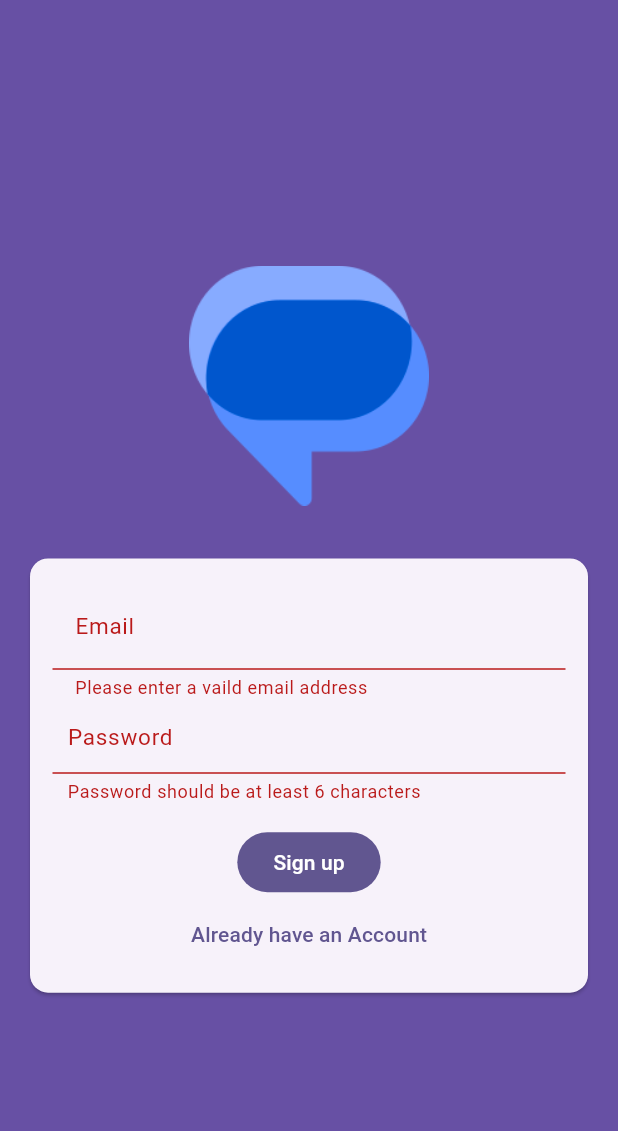
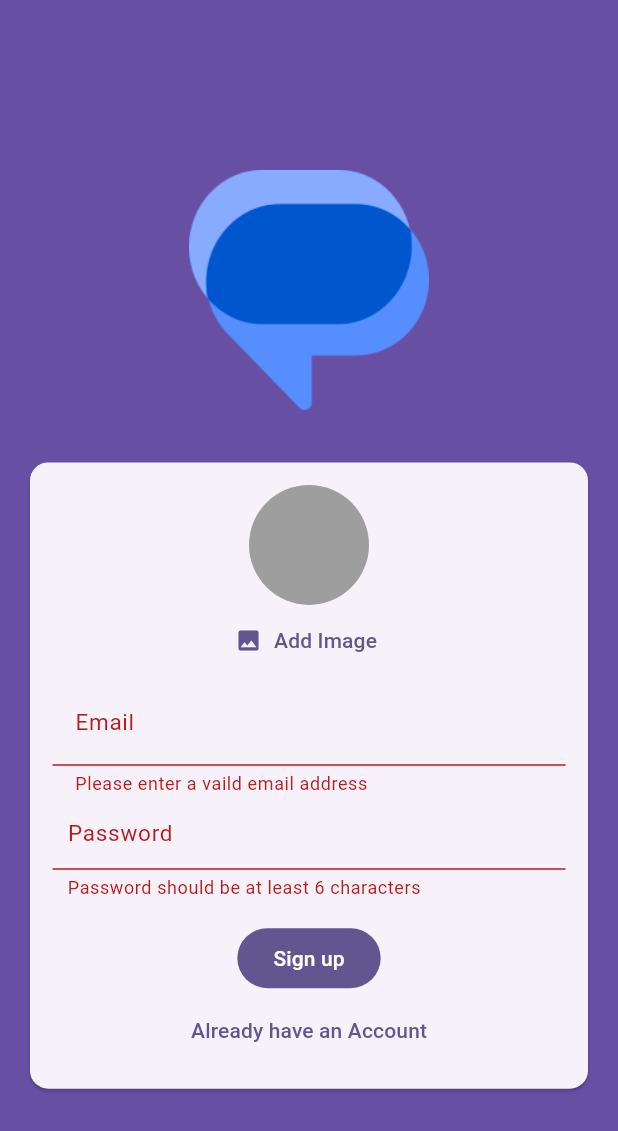
Before and after one commit to JJJangJeongSu/chat_app, a Flutter app: the screen it shows after launch, after a tap on "Login", after a tap on "Create an account", on a phone screen of 412 x 824 dp. Shown: the top 1131 px of the screen. Run offline on Flutter 3.47's test engine with Material 3 defaults, Android fonts, the phone set to English and light mode, and no system bars; our stand-ins replace firebase_auth, firebase_core, firebase_storage, image_picker; accounts and stored records are empty.

Commit message:
Loading Spinner and firestore setup

```diff
--- a/lib/screens/auth.dart
+++ b/lib/screens/auth.dart
@@ -1,3 +1,7 @@
+import 'dart:io';
+
+import 'package:chat_app/widgets/user_image_picker.dart';
+import 'package:firebase_storage/firebase_storage.dart';
 import 'package:flutter/material.dart';
 import "package:firebase_auth/firebase_auth.dart";
 
@@ -17,6 +21,12 @@ class _AuthScreenState extends State<AuthScreen> {
 
   String _enteredEmail = '';
   String _enteredPassword = '';
+  File? _selectedImage;
+  bool? _isAuthenticating;
+
+  void _selectUserImage(File imageFile) {
+    _selectedImage = imageFile;
+  }
 
   void _submit() async {
     final isValid = _formKey.currentState!.validate();
@@ -31,8 +41,28 @@ class _AuthScreenState extends State<AuthScreen> {
           final userCredential = await _fireBase.signInWithEmailAndPassword(
               email: _enteredEmail, password: _enteredPassword);
         } else {
-          await _fireBase.createUserWithEmailAndPassword(
+          if (_selectedImage == null) {
+            return;
+          }
+
+          setState(() {
+            _isAuthenticating = true;
+          });
+
+          final userCredential = await _fireBase.createUserWithEmailAndPassword(
               email: _enteredEmail, password: _enteredPassword);
+
+          final storageRef = FirebaseStorage.instance
+              .ref()
+              .child('user_images')
+              .child('${userCredential.user!.uid}.jpg');
+
+          await storageRef.putFile(_selectedImage!);
+          final imageUrl = await storageRef.getDownloadURL();
+
+          setState(() {
+            _isAuthenticating = false;
+          });
         }
       } on FirebaseAuthException catch (error) {
         ScaffoldMessenger.of(context).clearSnackBars();
@@ -41,6 +71,10 @@ class _AuthScreenState extends State<AuthScreen> {
             content: Text(error.message ?? 'Authentication failed.'),
           ),
         );
+
+        setState(() {
+          _isAuthenticating = false;
+        });
       }
     }
   }
@@ -48,6 +82,7 @@ class _AuthScreenState extends State<AuthScreen> {
   @override
   void initState() {
     _loginMode = true;
+    _isAuthenticating = false;
     super.initState();
   }
 
@@ -74,6 +109,8 @@ class _AuthScreenState extends State<AuthScreen> {
                       padding: const EdgeInsets.all(15),
                       child: Column(
                         children: [
+                          if (!_loginMode)
+                            UserImagePicker(selectUserImage: _selectUserImage),
                           TextFormField(
                             decoration: InputDecoration(
                               label: const Text("Email"),
@@ -114,11 +151,14 @@ class _AuthScreenState extends State<AuthScreen> {
                           const SizedBox(
                             height: 15,
                           ),
-                          FilledButton(
-                              onPressed: () {
-                                _submit();
-                              },
-                              child: Text(_loginMode ? "Login" : "Sign up")),
+                          _isAuthenticating!
+                              ? const CircularProgressIndicator()
+                              : FilledButton(
+                                  onPressed: () {
+                                    _submit();
+                                  },
+                                  child: Text(_loginMode ? "Login" : "Sign up"),
+                                ),
                           TextButton(
                             onPressed: () {
                               setState(() {
--- /dev/null
+++ b/lib/widgets/user_image_picker.dart
@@ -0,0 +1,51 @@
+import 'dart:io';
+import 'package:image_picker/image_picker.dart';
+import 'package:flutter/material.dart';
+
+class UserImagePicker extends StatefulWidget {
+  UserImagePicker({super.key, required this.selectUserImage});
+
+  void Function(File) selectUserImage;
+
+  @override
+  State<UserImagePicker> createState() => _UserImagePickerState();
+}
+
+class _UserImagePickerState extends State<UserImagePicker> {
+  File? _pickedImageFile;
+
+  void _pickImage() async {
+    final pickedImage = await ImagePicker()
+        .pickImage(source: ImageSource.camera, imageQuality: 50, maxWidth: 150);
+
+    if (pickedImage == null) {
+      return;
+    } else {
+      setState(() {
+        _pickedImageFile = File(pickedImage.path);
+      });
+
+      widget.selectUserImage(_pickedImageFile!);
+    }
+  }
+
+  @override
+  Widget build(BuildContext context) {
+    return Column(
+      mainAxisSize: MainAxisSize.min,
+      children: [
+        CircleAvatar(
+          foregroundImage:
+              _pickedImageFile != null ? FileImage(_pickedImageFile!) : null,
+          backgroundColor: Colors.grey,
+          radius: 40,
+        ),
+        TextButton.icon(
+          onPressed: _pickImage,
+          icon: const Icon(Icons.image),
+          label: const Text("Add Image"),
+        )
+      ],
+    );
+  }
+}
--- a/pubspec.yaml
+++ b/pubspec.yaml
@@ -7,6 +7,7 @@ environment:
   sdk: '>=3.2.3 <4.0.0'
 
 dependencies:
+  cloud_firestore: ^4.15.8
   firebase_auth: ^4.17.8
   firebase_core: ^2.27.0
   firebase_storage: ^11.6.9
```
Also changed, not shown: pubspec.lock, 3 other files.
